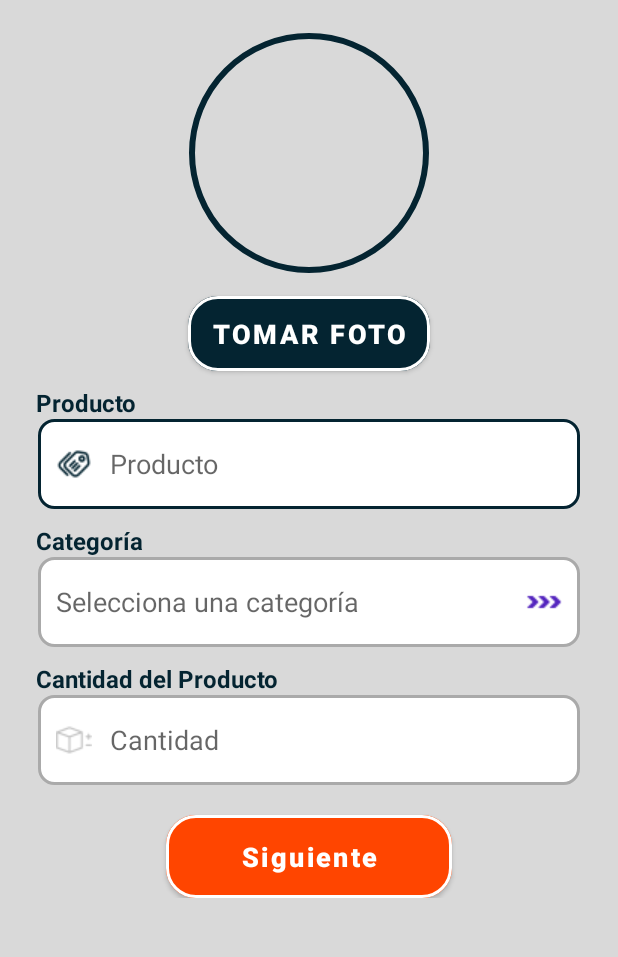
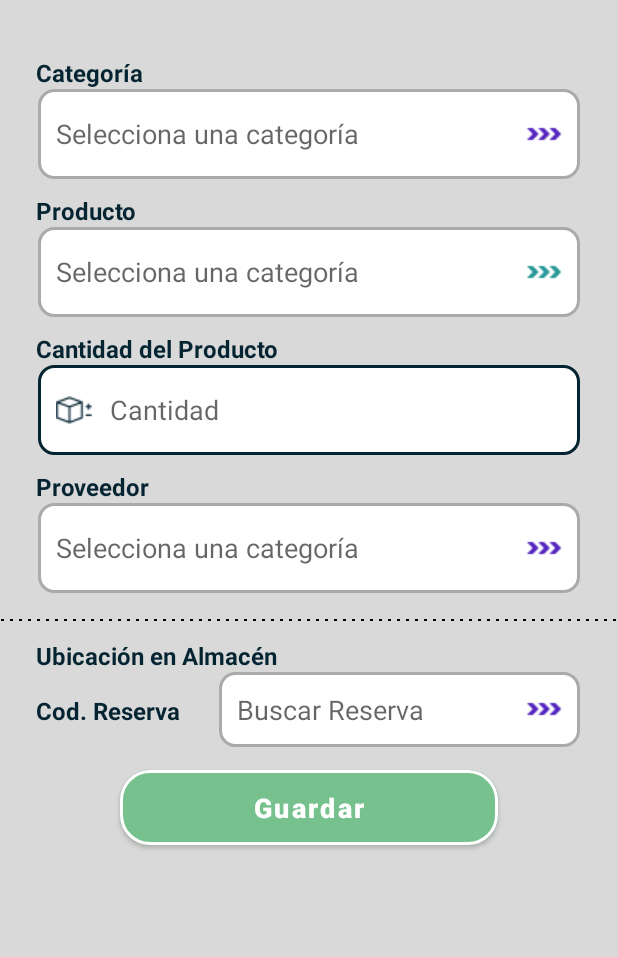
Before and after one commit to focampo0725/app-mobile-stockvision, an Android app: the screen it shows after launch (HomeActivity), in the side drawer, after a tap on "Producto Entrante", on a phone screen of 412 x 824 dp, the part 66-1023 px from its top. Run offline under Robolectric (Android 15) with nearby library versions, the phone set to English and light mode, and no system bars; our stand-ins replace Dagger/Hilt's generated code.

Commit message:
Progress IncomingProdutc design

```diff
--- a/app/src/main/java/com/upc/stockvision/presentation/ui/home/HomeActivity.kt
+++ b/app/src/main/java/com/upc/stockvision/presentation/ui/home/HomeActivity.kt
@@ -12,7 +12,9 @@ import androidx.drawerlayout.widget.DrawerLayout
 import com.google.android.material.navigation.NavigationView
 import com.upc.stockvision.R
 import com.upc.stockvision.databinding.ActivityHomeBinding
+import com.upc.stockvision.databinding.FragmentIncomingProductBinding
 import com.upc.stockvision.presentation.BaseActivity
+import com.upc.stockvision.presentation.ui.incoming_product.IncomingProductFragment
 import com.upc.stockvision.presentation.ui.inventory_control.InventoryControlFragment
 import com.upc.stockvision.presentation.ui.product_registration.ProductRegistrationFragment
 import com.upc.stockvision.presentation.ui.sign_up.SignUpViewModel
@@ -26,6 +28,8 @@ class HomeActivity : BaseActivity<HomeViewModel,HomeSatate>() {
 
     @Inject
     lateinit var productRegistrationFragment: ProductRegistrationFragment
+    @Inject
+    lateinit var incomingProductFragment: IncomingProductFragment
     override fun processRenderState(renderState: HomeSatate, context: Context) {
         TODO("Not yet implemented")
     }
@@ -49,21 +53,26 @@ class HomeActivity : BaseActivity<HomeViewModel,HomeSatate>() {
                     updateTitle(item.title.toString())
                     Toast.makeText(this, "Seleccionaste Item 1", Toast.LENGTH_SHORT).show()
                     supportFragmentManager.beginTransaction()
-                        .replace(R.id.content_frame, productRegistrationFragment)
+                        .replace(R.id.content_frame, InventoryControlFragment())
                         .addToBackStack(null)
                         .commit()
+
                 }
                 R.id.nav_item2 -> {
                     updateTitle(item.title.toString())
                     Toast.makeText(this, "Seleccionaste Item 2", Toast.LENGTH_SHORT).show()
                     supportFragmentManager.beginTransaction()
-                        .replace(R.id.content_frame, ProductRegistrationFragment())
+                        .replace(R.id.content_frame, productRegistrationFragment)
                         .addToBackStack(null)
                         .commit()
                 }
                 R.id.nav_item3 -> {
                     updateTitle(item.title.toString())
                     Toast.makeText(this, "Seleccionaste Item 3", Toast.LENGTH_SHORT).show()
+                    supportFragmentManager.beginTransaction()
+                        .replace(R.id.content_frame, incomingProductFragment)
+                        .addToBackStack(null)
+                        .commit()
                 }
             }
             drawerLayout.closeDrawer(GravityCompat.START)
--- /dev/null
+++ b/app/src/main/java/com/upc/stockvision/presentation/ui/incoming_product/IncomingProductFragment.kt
@@ -0,0 +1,41 @@
+package com.upc.stockvision.presentation.ui.incoming_product
+
+import android.content.Context
+import android.os.Bundle
+import androidx.fragment.app.Fragment
+import android.view.LayoutInflater
+import android.view.View
+import android.view.ViewGroup
+import androidx.fragment.app.viewModels
+import com.upc.stockvision.R
+import com.upc.stockvision.databinding.FragmentIncomingProductBinding
+import com.upc.stockvision.databinding.FragmentProductRegistrationBinding
+import com.upc.stockvision.presentation.BaseFragment
+import com.upc.stockvision.presentation.ui.product_registration.ProductRegistrationState
+import com.upc.stockvision.presentation.ui.product_registration.ProductRegistrationViewModel
+import dagger.hilt.android.AndroidEntryPoint
+import javax.inject.Inject
+
+@AndroidEntryPoint
+class IncomingProductFragment @Inject constructor() : BaseFragment<IncomingProductViewModel, IncomingProductState>() {
+    val viewModel: ProductRegistrationViewModel by viewModels()
+    private lateinit var binding: FragmentIncomingProductBinding
+
+    override fun processRenderState(renderState: IncomingProductState, context: Context) {
+        TODO("Not yet implemented")
+    }
+
+    override fun onCreate(savedInstanceState: Bundle?) {
+        super.onCreate(savedInstanceState)
+
+    }
+
+    override fun onCreateView(
+        inflater: LayoutInflater, container: ViewGroup?,
+        savedInstanceState: Bundle?
+    ): View? {
+        binding = FragmentIncomingProductBinding.inflate(inflater, container,false)
+        return binding.root
+    }
+
+}
--- a/app/src/main/res/drawable/custom_amount_icon.xml
+++ b/app/src/main/res/drawable/custom_amount_icon.xml
@@ -1,7 +1,7 @@
 <?xml version="1.0" encoding="utf-8"?>
 <selector xmlns:android="http://schemas.android.com/apk/res/android">
 
-    <item android:state_focused="true" android:drawable="@drawable/ic_amount_focused_24"/>
+    <item android:state_focused="true" android:drawable="@drawable/ic_amount_focused_24" />
 
     <item android:state_focused="false" android:drawable="@drawable/ic_amount_24"/>
 
--- /dev/null
+++ b/app/src/main/res/drawable/dotted_line.xml
@@ -0,0 +1,12 @@
+<shape xmlns:android="http://schemas.android.com/apk/res/android"
+    android:shape="line">
+    <size
+        android:width="1dp"
+        android:height="1dp" />
+    <solid android:color="#000000" />
+    <stroke
+        android:width="1dp"
+        android:color="#000000"
+        android:dashGap="4dp"
+        android:dashWidth="2dp" />
+</shape>
--- /dev/null
+++ b/app/src/main/res/layout/fragment_incoming_product.xml
@@ -0,0 +1,199 @@
+<?xml version="1.0" encoding="utf-8"?>
+<androidx.constraintlayout.widget.ConstraintLayout xmlns:android="http://schemas.android.com/apk/res/android"
+    xmlns:app="http://schemas.android.com/apk/res-auto"
+    xmlns:tools="http://schemas.android.com/tools"
+    android:layout_width="match_parent"
+    android:layout_height="match_parent"
+    tools:context=".presentation.ui.incoming_product.IncomingProductFragment">
+
+    <LinearLayout
+        android:id="@+id/llContainer"
+        android:layout_width="match_parent"
+        android:layout_height="wrap_content"
+        android:orientation="vertical"
+        android:layout_marginTop="15dp"
+        app:layout_constraintTop_toTopOf="parent"
+        app:layout_constraintEnd_toEndOf="parent"
+        app:layout_constraintStart_toStartOf="parent"
+        >
+
+        <TextView
+            android:layout_width="wrap_content"
+            android:layout_height="wrap_content"
+            android:layout_marginStart="24dp"
+            android:layout_marginTop="10dp"
+            android:text="Categoría"
+            android:textColor="@color/text_animation"
+            android:textSize="16sp"
+            android:textStyle="bold" />
+
+        <TextView
+            android:id="@+id/tvCategory"
+            android:layout_width="match_parent"
+            android:layout_height="60dp"
+            android:layout_marginHorizontal="25dp"
+            android:background="@drawable/custom_input"
+            android:clickable="true"
+            android:drawableEnd="@drawable/ic_selector_right_24"
+            android:drawablePadding="8dp"
+            android:drawableTint="@color/purple_700"
+            android:focusable="true"
+            android:gravity="center_vertical"
+            android:hint="Selecciona una categoría"
+            android:paddingStart="12dp"
+            android:paddingTop="12dp"
+            android:paddingEnd="12dp"
+            android:paddingBottom="12dp"
+            android:textSize="18sp" />
+
+        <TextView
+            android:layout_width="wrap_content"
+            android:layout_height="wrap_content"
+            android:layout_marginStart="24dp"
+            android:layout_marginTop="10dp"
+            android:text="Producto"
+            android:textColor="@color/text_animation"
+            android:textSize="16sp"
+            android:textStyle="bold" />
+
+        <TextView
+            android:id="@+id/tvProduct"
+            android:layout_width="match_parent"
+            android:layout_height="60dp"
+            android:layout_marginHorizontal="25dp"
+            android:background="@drawable/custom_input"
+            android:clickable="true"
+            android:drawableEnd="@drawable/ic_selector_right_24"
+            android:drawablePadding="8dp"
+            android:drawableTint="@color/design_default_color_secondary_variant"
+            android:focusable="true"
+            android:gravity="center_vertical"
+            android:hint="Selecciona una categoría"
+            android:paddingStart="12dp"
+            android:paddingTop="12dp"
+            android:paddingEnd="12dp"
+            android:paddingBottom="12dp"
+            android:textSize="18sp" />
+        <TextView
+            android:layout_width="wrap_content"
+            android:layout_height="wrap_content"
+            android:layout_marginStart="24dp"
+            android:layout_marginTop="10dp"
+            android:text="Cantidad del Producto"
+            android:textColor="@color/text_animation"
+            android:textSize="16sp"
+            android:textStyle="bold" />
+
+        <EditText
+            android:id="@+id/etAmount"
+            android:layout_width="match_parent"
+            android:layout_height="60dp"
+            android:layout_marginHorizontal="25dp"
+            android:background="@drawable/custom_input"
+            android:drawableStart="@drawable/custom_amount_icon"
+            android:drawablePadding="12dp"
+            android:ems="10"
+            android:hint="Cantidad"
+            android:inputType="textPassword"
+            android:paddingStart="12dp"
+            android:paddingEnd="12dp"
+            android:textSize="18sp" />
+        <TextView
+            android:layout_width="wrap_content"
+            android:layout_height="wrap_content"
+            android:layout_marginStart="24dp"
+            android:layout_marginTop="10dp"
+            android:text="Proveedor"
+            android:textColor="@color/text_animation"
+            android:textSize="16sp"
+            android:textStyle="bold" />
+
+        <TextView
+            android:id="@+id/tvSuplier"
+            android:layout_width="match_parent"
+            android:layout_height="60dp"
+            android:layout_marginHorizontal="25dp"
+            android:background="@drawable/custom_input"
+            android:clickable="true"
+            android:drawableEnd="@drawable/ic_selector_right_24"
+            android:drawablePadding="8dp"
+            android:drawableTint="@color/purple_700"
+            android:focusable="true"
+            android:gravity="center_vertical"
+            android:hint="Selecciona una categoría"
+            android:paddingStart="12dp"
+            android:paddingTop="12dp"
+            android:paddingEnd="12dp"
+            android:paddingBottom="12dp"
+            android:textSize="18sp" />
+
+        <View
+            android:layout_width="match_parent"
+            android:layout_height="5dp"
+            android:layout_marginTop="15dp"
+            android:background="@drawable/dotted_line"
+            />
+        <TextView
+            android:layout_width="wrap_content"
+            android:layout_height="wrap_content"
+            android:layout_marginStart="24dp"
+            android:layout_marginTop="10dp"
+            android:text="Ubicación en Almacén"
+            android:textColor="@color/text_animation"
+            android:textSize="16sp"
+            android:textStyle="bold" />
+
+        <LinearLayout
+            android:layout_width="match_parent"
+            android:layout_height="wrap_content"
+            android:orientation="horizontal"
+            >
+            <TextView
+                android:layout_width="wrap_content"
+                android:layout_height="wrap_content"
+                android:layout_marginStart="24dp"
+                android:text="Cod. Reserva"
+                android:textColor="@color/text_animation"
+                android:textSize="16sp"
+                android:textStyle="bold" />
+            <TextView
+                android:id="@+id/etReservationCode"
+                android:layout_width="match_parent"
+                android:layout_height="50dp"
+                android:layout_marginHorizontal="25dp"
+                android:background="@drawable/custom_input"
+                android:clickable="true"
+                android:drawableEnd="@drawable/ic_selector_right_24"
+                android:drawablePadding="8dp"
+                android:drawableTint="@color/purple_700"
+                android:focusable="true"
+                android:gravity="center_vertical"
+                android:hint="Buscar Reserva"
+                android:paddingStart="12dp"
+                android:paddingTop="12dp"
+                android:paddingEnd="12dp"
+                android:paddingBottom="12dp"
+                android:textSize="18sp" />
+        </LinearLayout>
+
+
+    </LinearLayout>
+
+    <Button
+        android:id="@+id/btnRegisterProduct"
+        android:layout_width="match_parent"
+        android:layout_height="50dp"
+        android:layout_marginHorizontal="80dp"
+        android:layout_marginTop="15dp"
+        android:text="Guardar"
+        android:textSize="18sp"
+        android:textAllCaps="false"
+        android:backgroundTint="#77C18F"
+        style="@style/StyleButtonPrimary"
+        app:layout_constraintTop_toBottomOf="@+id/llContainer"
+        app:layout_constraintEnd_toEndOf="parent"
+        app:layout_constraintStart_toStartOf="parent" />
+
+
+
+</androidx.constraintlayout.widget.ConstraintLayout>
--- a/app/src/main/res/layout/fragment_product_registration.xml
+++ b/app/src/main/res/layout/fragment_product_registration.xml
@@ -292,8 +292,7 @@
                         style="@style/StyleButtonPrimary"
                         app:layout_constraintTop_toBottomOf="@+id/etConfirmPassword"
                         app:layout_constraintEnd_toEndOf="parent"
-                        app:layout_constraintStart_toStartOf="parent"
-                        />
+                        app:layout_constraintStart_toStartOf="parent" />
 
                 </LinearLayout>
 
```
Also changed, not shown: app/src/main/java/com/upc/stockvision/presentation/ui/incoming_product/IncomingProductViewModel.kt (added, +20 -0 lines), app/src/main/java/com/upc/stockvision/presentation/ui/reserve_space/ReserveSpaceFragment.kt (added, +43 -0 lines), app/src/main/java/com/upc/stockvision/presentation/ui/reserve_space/ReserveSpaceViewModel.kt (added, +20 -0 lines), app/src/main/res/drawable/custom_days_icon.xml (added, +9 -0 lines), app/src/main/res/layout/fragment_reserve_space.xml (added, +257 -0 lines), app/src/main/res/drawable/ic_calendar_24.png (added), app/src/main/res/drawable/ic_days_24.png (added), app/src/main/res/drawable/ic_days_focused_24.png (added).
